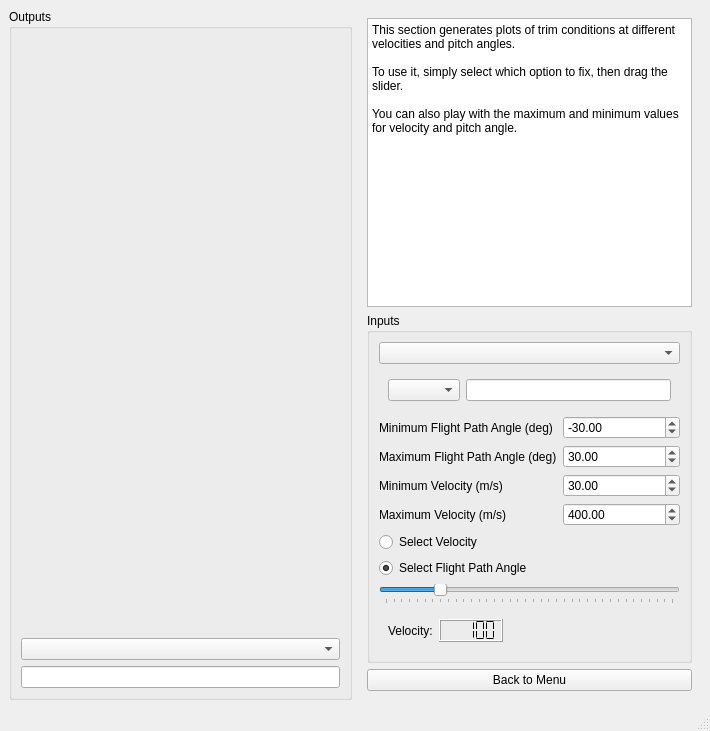
jasper-day/airplane_sim, file simlib/gui/rf_mw.ui: the form before one commit.
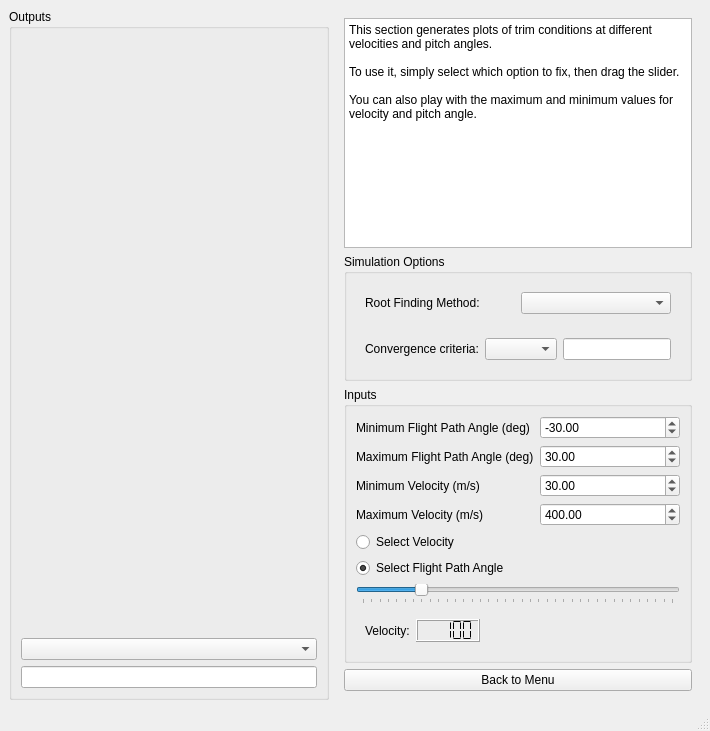
The form after the commit.

```diff
--- a/simlib/gui/rf_mw.ui
+++ b/simlib/gui/rf_mw.ui
@@ -59,17 +59,37 @@
         </widget>
        </item>
        <item>
-        <widget class="QGroupBox" name="groupBox_2">
+        <widget class="QGroupBox" name="groupBox_3">
          <property name="title">
-          <string>Inputs</string>
+          <string>Simulation Options</string>
          </property>
-         <layout class="QVBoxLayout" name="verticalLayout_3">
+         <layout class="QVBoxLayout" name="verticalLayout_4">
           <item>
-           <widget class="QComboBox" name="method_selector"/>
+           <widget class="QWidget" name="widget_4" native="true">
+            <layout class="QHBoxLayout" name="horizontalLayout_5">
+             <item>
+              <widget class="QLabel" name="label_6">
+               <property name="text">
+                <string>Root Finding Method:</string>
+               </property>
+              </widget>
+             </item>
+             <item>
+              <widget class="QComboBox" name="method_selector"/>
+             </item>
+            </layout>
+           </widget>
           </item>
           <item>
            <widget class="QWidget" name="widget_2" native="true">
             <layout class="QHBoxLayout" name="horizontalLayout_4">
+             <item>
+              <widget class="QLabel" name="label_5">
+               <property name="text">
+                <string>Convergence criteria:</string>
+               </property>
+              </widget>
+             </item>
              <item>
               <widget class="QComboBox" name="err_selector"/>
              </item>
@@ -79,6 +99,15 @@
             </layout>
            </widget>
           </item>
+         </layout>
+        </widget>
+       </item>
+       <item>
+        <widget class="QGroupBox" name="groupBox_2">
+         <property name="title">
+          <string>Inputs</string>
+         </property>
+         <layout class="QVBoxLayout" name="verticalLayout_3">
           <item>
            <layout class="QGridLayout" name="gridLayout_2">
             <item row="2" column="1">
```
